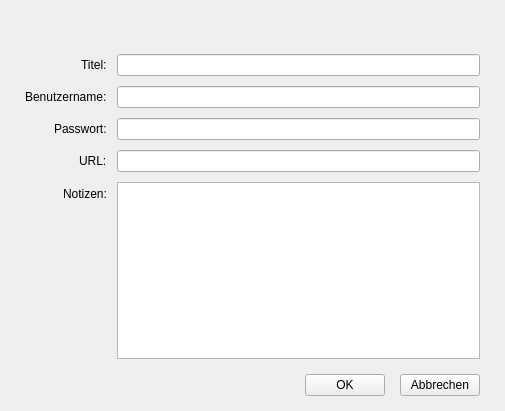
Old version of the form ui/EntryWidget.ui in the repository JulWit/PasswordManager.
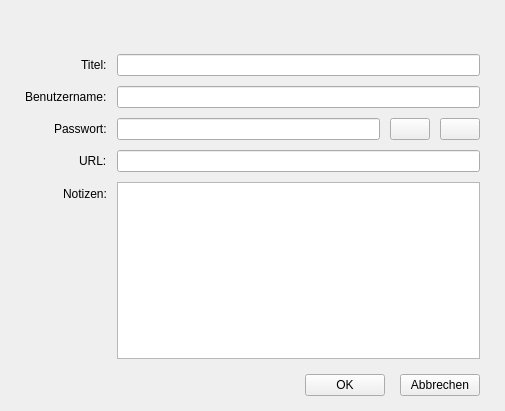
New version of the form. Icons and pictures are not drawn.

Commit message: DBConnection angepasst, Dialog für das Generieren von Passwörten, EntryDetailsFrame angepasst

The edit to the form file:
```diff
--- a/ui/EntryWidget.ui
+++ b/ui/EntryWidget.ui
@@ -64,6 +64,9 @@
        </property>
       </widget>
      </item>
+     <item row="0" column="1">
+      <widget class="QLineEdit" name="titleLineEdit"/>
+     </item>
      <item row="1" column="0">
       <widget class="QLabel" name="usernameLabel">
        <property name="text">
@@ -71,6 +74,9 @@
        </property>
       </widget>
      </item>
+     <item row="1" column="1">
+      <widget class="QLineEdit" name="usernameLineEdit"/>
+     </item>
      <item row="2" column="0">
       <widget class="QLabel" name="passwordLabel">
        <property name="text">
@@ -78,6 +84,46 @@
        </property>
       </widget>
      </item>
+     <item row="2" column="1">
+      <layout class="QHBoxLayout" name="horizontalLayout_2">
+       <item>
+        <widget class="QLineEdit" name="passwordLineEdit">
+         <property name="echoMode">
+          <enum>QLineEdit::Password</enum>
+         </property>
+        </widget>
+       </item>
+       <item>
+        <widget class="QPushButton" name="echoButton">
+         <property name="text">
+          <string/>
+         </property>
+         <property name="icon">
+          <iconset>
+           <normaloff>../img/password-show-on.svg</normaloff>
+           <normalon>../img/password-show-off.svg</normalon>../img/password-show-on.svg</iconset>
+         </property>
+         <property name="checkable">
+          <bool>true</bool>
+         </property>
+         <property name="checked">
+          <bool>false</bool>
+         </property>
+        </widget>
+       </item>
+       <item>
+        <widget class="QPushButton" name="passwordButton">
+         <property name="text">
+          <string/>
+         </property>
+         <property name="icon">
+          <iconset>
+           <normaloff>../img/password-generator.svg</normaloff>../img/password-generator.svg</iconset>
+         </property>
+        </widget>
+       </item>
+      </layout>
+     </item>
      <item row="3" column="0">
       <widget class="QLabel" name="urlLabel">
        <property name="text">
@@ -85,6 +131,9 @@
        </property>
       </widget>
      </item>
+     <item row="3" column="1">
+      <widget class="QLineEdit" name="urlLineEdit"/>
+     </item>
      <item row="4" column="0">
       <widget class="QLabel" name="notesLabel">
        <property name="text">
@@ -92,22 +141,6 @@
        </property>
       </widget>
      </item>
-     <item row="0" column="1">
-      <widget class="QLineEdit" name="titleLineEdit"/>
-     </item>
-     <item row="1" column="1">
-      <widget class="QLineEdit" name="usernameLineEdit"/>
-     </item>
-     <item row="2" column="1">
-      <widget class="QLineEdit" name="passwordLineEdit">
-       <property name="echoMode">
-        <enum>QLineEdit::Password</enum>
-       </property>
-      </widget>
-     </item>
-     <item row="3" column="1">
-      <widget class="QLineEdit" name="urlLineEdit"/>
-     </item>
      <item row="4" column="1">
       <widget class="QTextEdit" name="notesTextEdit"/>
      </item>
```
The commit also changes 7 other files.
